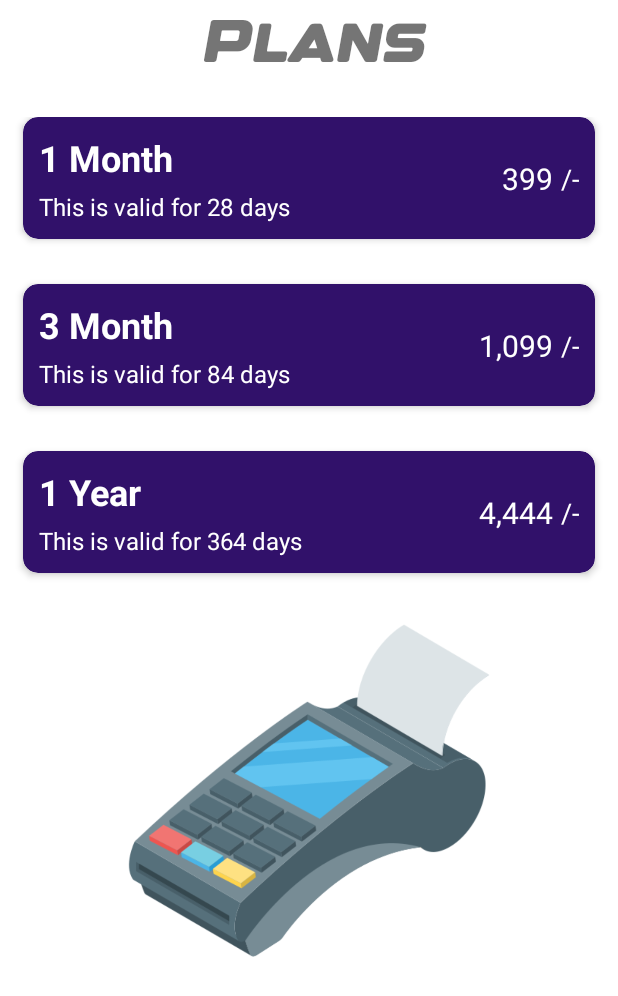
After one commit to karan4ss/ShopBillInventory, an Android app: the PaymentPlansActivity screen opened directly, with no data from a screen before it, on a phone screen of 412 x 824 dp. The commit adds this screen. Shown: the top 996 px of the screen. Run offline under Robolectric (Android 15) with nearby library versions, the phone set to English and light mode, and no system bars.

Commit message:
commit by karan after plans page ui  30032024 night

```diff
--- /dev/null
+++ b/app/src/main/java/com/example/shopbillinventory/Adapters/AdapterItemsofBill.kt
@@ -0,0 +1,29 @@
+package com.example.shopbillinventory.Adapters
+
+import android.content.Context
+import android.view.View
+import android.view.ViewGroup
+import androidx.appcompat.view.menu.ActionMenuItemView
+import androidx.appcompat.view.menu.MenuView.ItemView
+import androidx.recyclerview.widget.RecyclerView
+
+class AdapterItemsofBill(private val context: Context, private val dataList: List<String>) :
+    RecyclerView.Adapter<AdapterItemsofBill.MyViewHolder>() {
+
+
+    override fun onCreateViewHolder(parent: ViewGroup, viewType: Int): MyViewHolder {
+        TODO("Not yet implemented")
+    }
+
+    override fun onBindViewHolder(holder: MyViewHolder, position: Int) {
+        TODO("Not yet implemented")
+    }
+
+    override fun getItemCount(): Int {
+        TODO("Not yet implemented")
+    }
+
+    class MyViewHolder(itemView: View) : RecyclerView.ViewHolder(itemView) {
+
+    }
+}
--- a/app/src/main/java/com/example/shopbillinventory/DashboardActivity.kt
+++ b/app/src/main/java/com/example/shopbillinventory/DashboardActivity.kt
@@ -3,6 +3,7 @@ package com.example.shopbillinventory
 import android.content.Intent
 import androidx.appcompat.app.AppCompatActivity
 import android.os.Bundle
+import android.view.View
 import androidx.fragment.app.Fragment
 import com.example.shopbillinventory.Fragments.DashboardFragment
 import com.example.shopbillinventory.Fragments.Fragment_BillPaymentHistory
@@ -18,6 +19,8 @@ class DashboardActivity : AppCompatActivity() {
         super.onCreate(savedInstanceState)
         binding = ActivityDashboardBinding.inflate(layoutInflater)
         setContentView(binding.root)
+        val includedLayout = findViewById<View>(R.id.includeToolbar)
+
         supportFragmentManager.beginTransaction()
             .replace(R.id.body_container, DashboardFragment())
             .commit()
@@ -29,18 +32,23 @@ class DashboardActivity : AppCompatActivity() {
                     supportFragmentManager.beginTransaction()
                         .replace(R.id.body_container, DashboardFragment())
                         .commit()
+
                     true
+
+
                 }
                 R.id.bottom_nav_bill_history -> {
                     supportFragmentManager.beginTransaction()
                         .replace(R.id.body_container, Fragment_BillPaymentHistory())
                         .commit()
+
                     true
                 }
                 R.id.bottom_nav_bussprofile -> {
                     supportFragmentManager.beginTransaction()
                         .replace(R.id.body_container, Fragment_Bussiness_info())
                         .commit()
+
                     true
                 }
                 else -> false
--- a/app/src/main/java/com/example/shopbillinventory/Fragments/DashboardFragment.kt
+++ b/app/src/main/java/com/example/shopbillinventory/Fragments/DashboardFragment.kt
@@ -7,7 +7,9 @@ import android.view.LayoutInflater
 import android.view.View
 import android.view.ViewGroup
 import com.example.shopbillinventory.BillingDataActivity
+import com.example.shopbillinventory.PaymentPlansActivity
 import com.example.shopbillinventory.R
+import com.example.shopbillinventory.ScannerActivity
 import com.example.shopbillinventory.databinding.FragmentDashboardBinding
 
 class DashboardFragment : Fragment() {
@@ -18,15 +20,20 @@ class DashboardFragment : Fragment() {
     }
 
     override fun onCreateView(
-        inflater: LayoutInflater, container: ViewGroup?,
-        savedInstanceState: Bundle?
+        inflater: LayoutInflater, container: ViewGroup?, savedInstanceState: Bundle?
     ): View? {
         // Inflate the layout for this fragment
         binding = FragmentDashboardBinding.inflate(inflater, container, false)
         val view = binding.root
 
+        binding.includeToolbar.tvToolbarTitle.setText("Counter Billing")
+        binding.includeToolbar.ivtoolbarBackicon.visibility = View.GONE
+        binding.includeToolbar.ivToolbarPlansIcon.setOnClickListener {
+            startActivity(Intent(context, PaymentPlansActivity::class.java))
+        }
+
         binding.cvofBilling.setOnClickListener {
-            val intent = Intent(context, BillingDataActivity::class.java)
+            val intent = Intent(context, ScannerActivity::class.java)
             startActivity(intent)
         }
 
--- /dev/null
+++ b/app/src/main/java/com/example/shopbillinventory/PaymentPlansActivity.kt
@@ -0,0 +1,15 @@
+package com.example.shopbillinventory
+
+import androidx.appcompat.app.AppCompatActivity
+import android.os.Bundle
+import com.example.shopbillinventory.databinding.ActivityPaymentPlansBinding
+
+class PaymentPlansActivity : AppCompatActivity() {
+    private lateinit var paymentPlansBinding: ActivityPaymentPlansBinding
+    override fun onCreate(savedInstanceState: Bundle?) {
+        super.onCreate(savedInstanceState)
+        paymentPlansBinding = ActivityPaymentPlansBinding.inflate(layoutInflater)
+        setContentView(paymentPlansBinding.root)
+
+    }
+}
--- /dev/null
+++ b/app/src/main/res/drawable/ic_back.xml
@@ -0,0 +1,5 @@
+<vector android:autoMirrored="true" android:height="24dp"
+    android:tint="#000000" android:viewportHeight="24"
+    android:viewportWidth="24" android:width="24dp" xmlns:android="http://schemas.android.com/apk/res/android">
+    <path android:fillColor="@android:color/white" android:pathData="M20,11H7.83l5.59,-5.59L12,4l-8,8 8,8 1.41,-1.41L7.83,13H20v-2z"/>
+</vector>
--- a/app/src/main/res/layout/activity_dashboard.xml
+++ b/app/src/main/res/layout/activity_dashboard.xml
@@ -2,11 +2,13 @@
 <RelativeLayout xmlns:android="http://schemas.android.com/apk/res/android"
     xmlns:app="http://schemas.android.com/apk/res-auto"
     xmlns:tools="http://schemas.android.com/tools"
-    android:id="@+id/body_container"
     android:layout_width="match_parent"
     android:layout_height="match_parent"
     android:background="@color/light_white"
+    android:id="@+id/body_container"
     tools:context=".DashboardActivity">
+
+
 
     <com.google.android.material.bottomnavigation.BottomNavigationView
         android:id="@+id/bottom_navigation_view"
--- /dev/null
+++ b/app/src/main/res/layout/activity_payment_plans.xml
@@ -0,0 +1,245 @@
+<?xml version="1.0" encoding="utf-8"?>
+<androidx.constraintlayout.widget.ConstraintLayout xmlns:android="http://schemas.android.com/apk/res/android"
+    xmlns:app="http://schemas.android.com/apk/res-auto"
+    xmlns:tools="http://schemas.android.com/tools"
+    android:layout_width="match_parent"
+    android:layout_height="match_parent"
+    tools:context=".PaymentPlansActivity">
+
+
+    <TextView
+        android:id="@+id/tvPlans"
+        android:layout_width="match_parent"
+        android:layout_height="wrap_content"
+        android:layout_marginStart="8dp"
+        android:fontFamily="@font/designer"
+        android:gravity="center"
+        android:text="Plans"
+        android:textSize="40dp"
+        app:layout_constraintEnd_toEndOf="parent"
+        app:layout_constraintStart_toStartOf="parent"
+        app:layout_constraintTop_toTopOf="parent" />
+
+
+    <ScrollView
+        android:layout_width="match_parent"
+        android:layout_height="wrap_content"
+        app:layout_constraintTop_toBottomOf="@+id/tvPlans">
+
+        <androidx.constraintlayout.widget.ConstraintLayout
+            android:layout_width="match_parent"
+            android:layout_height="match_parent"
+            android:layout_marginVertical="25dp">
+
+            <androidx.cardview.widget.CardView
+                android:id="@+id/cvoneMonth"
+                android:layout_width="match_parent"
+                android:layout_height="wrap_content"
+                android:layout_marginHorizontal="15dp"
+                app:cardBackgroundColor="@color/bussinesscard_bg_color"
+                app:cardCornerRadius="10dp"
+                app:cardElevation="3dp"
+                app:layout_constraintTop_toTopOf="parent">
+
+                <androidx.constraintlayout.widget.ConstraintLayout
+                    android:layout_width="match_parent"
+                    android:layout_height="match_parent"
+                    android:layout_margin="5dp"
+                    android:padding="5dp">
+
+                    <TextView
+                        android:id="@+id/tvOneMonth"
+                        android:layout_width="wrap_content"
+                        android:layout_height="wrap_content"
+                        android:text="@string/oneMonth"
+                        android:textColor="@color/white"
+                        android:textSize="24sp"
+                        android:textStyle="bold"
+                        app:layout_constraintStart_toStartOf="parent"
+                        app:layout_constraintTop_toTopOf="parent" />
+
+                    <TextView
+                        android:id="@+id/tvOneMonthDescription"
+                        android:layout_width="wrap_content"
+                        android:layout_height="wrap_content"
+                        android:layout_marginTop="5dp"
+                        android:text="@string/onemonthDesc"
+                        android:textColor="@color/white"
+                        android:textSize="16sp"
+                        app:layout_constraintStart_toStartOf="parent"
+                        app:layout_constraintTop_toBottomOf="@+id/tvOneMonth" />
+
+                    <TextView
+                        android:id="@+id/tvOnemontAmount"
+                        android:layout_width="wrap_content"
+                        android:layout_height="wrap_content"
+                        android:layout_marginEnd="5dp"
+                        android:text="@string/oneMonthAmt"
+                        android:textColor="@color/white"
+                        android:textSize="20sp"
+                        app:layout_constraintBottom_toBottomOf="@+id/tvOneMonthDescription"
+                        app:layout_constraintRight_toLeftOf="@+id/tvmrpslash"
+                        app:layout_constraintTop_toTopOf="@+id/tvOneMonth" />
+
+                    <TextView
+                        android:id="@+id/tvmrpslash"
+                        android:layout_width="wrap_content"
+                        android:layout_height="wrap_content"
+                        android:text="/-"
+                        android:textColor="@color/white"
+                        android:textSize="18sp"
+                        app:layout_constraintBottom_toBottomOf="@+id/tvOneMonthDescription"
+                        app:layout_constraintEnd_toEndOf="parent"
+                        app:layout_constraintTop_toTopOf="@+id/tvOneMonth" />
+
+                </androidx.constraintlayout.widget.ConstraintLayout>
+
+            </androidx.cardview.widget.CardView>
+
+            <androidx.cardview.widget.CardView
+                android:id="@+id/cvThreeMonth"
+                android:layout_width="match_parent"
+                android:layout_height="wrap_content"
+                android:layout_marginHorizontal="15dp"
+                android:layout_marginTop="30dp"
+                app:cardBackgroundColor="@color/bussinesscard_bg_color"
+                app:cardCornerRadius="10dp"
+                app:cardElevation="3dp"
+                app:layout_constraintTop_toBottomOf="@+id/cvoneMonth">
+
+                <androidx.constraintlayout.widget.ConstraintLayout
+                    android:layout_width="match_parent"
+                    android:layout_height="match_parent"
+                    android:layout_margin="5dp"
+                    android:padding="5dp">
+
+                    <TextView
+                        android:id="@+id/tvThreeMonth"
+                        android:layout_width="wrap_content"
+                        android:layout_height="wrap_content"
+                        android:text="@string/threeMonths"
+                        android:textColor="@color/white"
+                        android:textSize="24sp"
+                        android:textStyle="bold"
+                        app:layout_constraintStart_toStartOf="parent"
+                        app:layout_constraintTop_toTopOf="parent" />
+
+                    <TextView
+                        android:id="@+id/tvThreeMonthDescription"
+                        android:layout_width="wrap_content"
+                        android:layout_height="wrap_content"
+                        android:layout_marginTop="5dp"
+                        android:text="@string/threemonthDesc"
+                        android:textColor="@color/white"
+                        android:textSize="16sp"
+                        app:layout_constraintStart_toStartOf="parent"
+                        app:layout_constraintTop_toBottomOf="@+id/tvThreeMonth" />
+
+                    <TextView
+                        android:id="@+id/tvThreeMonthAmount"
+                        android:layout_width="wrap_content"
+                        android:layout_height="wrap_content"
+                        android:layout_marginEnd="5dp"
+                        android:text="@string/ThreeMonthsAmt"
+                        android:textColor="@color/white"
+                        android:textSize="20sp"
+                        app:layout_constraintBottom_toBottomOf="@+id/tvThreeMonthDescription"
+                        app:layout_constraintRight_toLeftOf="@+id/tvmrpslash1"
+                        app:layout_constraintTop_toTopOf="@+id/tvThreeMonth" />
+
+                    <TextView
+                        android:id="@+id/tvmrpslash1"
+                        android:layout_width="wrap_content"
+                        android:layout_height="wrap_content"
+                        android:text="/-"
+                        android:textColor="@color/white"
+                        android:textSize="18sp"
+                        app:layout_constraintBottom_toBottomOf="@+id/tvThreeMonthDescription"
+                        app:layout_constraintEnd_toEndOf="parent"
+                        app:layout_constraintTop_toTopOf="@+id/tvThreeMonth" />
+
+                </androidx.constraintlayout.widget.ConstraintLayout>
+
+            </androidx.cardview.widget.CardView>
+
+            <androidx.cardview.widget.CardView
+                android:id="@+id/cvOneYear"
+                android:layout_width="match_parent"
+                android:layout_height="wrap_content"
+                android:layout_marginHorizontal="15dp"
+                android:layout_marginTop="30dp"
+                app:cardBackgroundColor="@color/bussinesscard_bg_color"
+                app:cardCornerRadius="10dp"
+                app:cardElevation="3dp"
+                app:layout_constraintTop_toBottomOf="@+id/cvThreeMonth">
+
+                <androidx.constraintlayout.widget.ConstraintLayout
+                    android:layout_width="match_parent"
+                    android:layout_height="match_parent"
+                    android:layout_margin="5dp"
+                    android:padding="5dp">
+
+                    <TextView
+                        android:id="@+id/tvOneYear"
+                        android:layout_width="wrap_content"
+                        android:layout_height="wrap_content"
+                        android:text="@string/oneYear"
+                        android:textColor="@color/white"
+                        android:textSize="24sp"
+                        android:textStyle="bold"
+                        app:layout_constraintStart_toStartOf="parent"
+                        app:layout_constraintTop_toTopOf="parent" />
+
+                    <TextView
+                        android:id="@+id/tvOneYearDescription"
+                        android:layout_width="wrap_content"
+                        android:layout_height="wrap_content"
+                        android:layout_marginTop="5dp"
+                        android:text="@string/oneyearDesc"
+                        android:textColor="@color/white"
+                        android:textSize="16sp"
+                        app:layout_constraintStart_toStartOf="parent"
+                        app:layout_constraintTop_toBottomOf="@+id/tvOneYear" />
+
+                    <TextView
+                        android:id="@+id/tvOneYearAmount"
+                        android:layout_width="wrap_content"
+                        android:layout_height="wrap_content"
+                        android:layout_marginEnd="5dp"
+                        android:text="@string/oneYearAmt"
+                        android:textColor="@color/white"
+                        android:textSize="20sp"
+                        app:layout_constraintBottom_toBottomOf="@+id/tvOneYearDescription"
+                        app:layout_constraintRight_toLeftOf="@+id/tvmrpslash2"
+                        app:layout_constraintTop_toTopOf="@+id/tvOneYear" />
+
+                    <TextView
+                        android:id="@+id/tvmrpslash2"
+                        android:layout_width="wrap_content"
+                        android:layout_height="wrap_content"
+                        android:text="/-"
+                        android:textColor="@color/white"
+                        android:textSize="18sp"
+                        app:layout_constraintBottom_toBottomOf="@+id/tvOneYearDescription"
+                        app:layout_constraintEnd_toEndOf="parent"
+                        app:layout_constraintTop_toTopOf="@+id/tvOneYear" />
+
+                </androidx.constraintlayout.widget.ConstraintLayout>
+
+            </androidx.cardview.widget.CardView>
+
+
+            <ImageView
+                android:layout_width="match_parent"
+                android:layout_height="250dp"
+                android:layout_marginHorizontal="10dp"
+                android:layout_marginTop="20dp"
+                android:src="@drawable/pos_terminal"
+                app:layout_constraintBottom_toBottomOf="parent"
+                app:layout_constraintTop_toBottomOf="@+id/cvOneYear" />
+        </androidx.constraintlayout.widget.ConstraintLayout>
+
+
+    </ScrollView>
+
+</androidx.constraintlayout.widget.ConstraintLayout>
--- a/app/src/main/res/layout/activity_scanner.xml
+++ b/app/src/main/res/layout/activity_scanner.xml
@@ -9,7 +9,7 @@
     <com.budiyev.android.codescanner.CodeScannerView
         android:id="@+id/ScannerView"
         android:layout_width="match_parent"
-        android:layout_height="wrap_content"
+        android:layout_height="300dp"
         app:autoFocusButtonColor="@android:color/white"
         app:autoFocusButtonVisible="true"
         app:flashButtonColor="@android:color/white"
@@ -25,4 +25,26 @@
         app:layout_constraintTop_toTopOf="parent"
         app:maskColor="#77000000" />
 
+    <ScrollView
+        android:layout_width="match_parent"
+        android:layout_height="0dp"
+        app:layout_constraintTop_toBottomOf="@+id/ScannerView">
+
+        <androidx.constraintlayout.widget.ConstraintLayout
+            android:layout_width="match_parent"
+            android:layout_height="match_parent"
+            android:layout_marginHorizontal="8dp"
+            android:layout_marginTop="10dp">
+
+            <androidx.recyclerview.widget.RecyclerView
+                android:id="@+id/rvItemAddedtoBill"
+                android:layout_width="match_parent"
+                android:layout_height="match_parent"
+                android:layout_marginTop="10dp"
+                app:layout_constraintTop_toTopOf="parent" />
+
+        </androidx.constraintlayout.widget.ConstraintLayout>
+    </ScrollView>
+
+
 </androidx.constraintlayout.widget.ConstraintLayout>
--- /dev/null
+++ b/app/src/main/res/layout/custom_toolbar.xml
@@ -0,0 +1,42 @@
+<?xml version="1.0" encoding="utf-8"?>
+<androidx.constraintlayout.widget.ConstraintLayout
+        xmlns:android="http://schemas.android.com/apk/res/android"
+        xmlns:app="http://schemas.android.com/apk/res-auto"
+        android:layout_width="match_parent"
+        android:layout_height="?actionBarSize"
+        android:background="@color/purple_200">
+
+        <com.makeramen.roundedimageview.RoundedImageView
+            android:id="@+id/ivToolbarPlansIcon"
+            android:layout_width="35dp"
+            android:layout_height="30dp"
+            android:layout_marginEnd="8dp"
+            android:src="@drawable/secured"
+            app:layout_constraintBottom_toBottomOf="parent"
+            app:layout_constraintEnd_toEndOf="parent"
+            app:layout_constraintTop_toTopOf="parent"
+            app:riv_corner_radius="2dp" />
+
+        <ImageView
+            android:id="@+id/ivtoolbarBackicon"
+            android:layout_width="30dp"
+            android:layout_height="30dp"
+            android:layout_marginStart="10dp"
+            android:src="@drawable/ic_back"
+            app:layout_constraintBottom_toBottomOf="parent"
+            app:layout_constraintStart_toStartOf="parent"
+            app:layout_constraintTop_toTopOf="parent" />
+
+        <TextView
+            android:id="@+id/tvToolbarTitle"
+            android:layout_width="wrap_content"
+            android:layout_height="wrap_content"
+            android:layout_marginStart="8dp"
+            android:text="toolbar_title"
+            android:textSize="18sp"
+            android:textStyle="bold"
+            app:layout_constraintBottom_toBottomOf="parent"
+            app:layout_constraintLeft_toRightOf="@+id/ivtoolbarBackicon"
+            app:layout_constraintTop_toTopOf="parent" />
+
+    </androidx.constraintlayout.widget.ConstraintLayout>
--- a/app/src/main/res/layout/fragment_dashboard.xml
+++ b/app/src/main/res/layout/fragment_dashboard.xml
@@ -12,13 +12,20 @@
         android:layout_height="match_parent"
         tools:context=".DashboardActivity">
 
+        <include
+            android:id="@+id/includeToolbar"
+            layout="@layout/custom_toolbar"
+            android:layout_width="match_parent"
+            android:layout_height="?actionBarSize"
+            android:layout_alignParentTop="true" />
+
         <androidx.cardview.widget.CardView
             android:id="@+id/cvofBussinessCard"
             android:layout_width="match_parent"
             android:layout_height="wrap_content"
             android:layout_margin="10dp"
             app:cardBackgroundColor="@color/bussinesscard_bg_color"
-            app:layout_constraintTop_toTopOf="parent">
+            app:layout_constraintTop_toBottomOf="@+id/includeToolbar">
 
             <androidx.constraintlayout.widget.ConstraintLayout
                 android:layout_width="match_parent"
--- a/app/src/main/res/values/colors.xml
+++ b/app/src/main/res/values/colors.xml
@@ -14,4 +14,6 @@
     <color name="red">#FF0000</color>
     <color name="bussinesscard_bg_color">#31116A</color>
     <color name="transparent">#88888888</color>
+
+
 </resources>
--- a/app/src/main/res/values/strings.xml
+++ b/app/src/main/res/values/strings.xml
@@ -6,6 +6,16 @@
     <string name="dashboard">Dashboard</string>
     <string name="billhistory">Bill History</string>
     <string name="BussInfo">Buss Info</string>
+    <string name="oneMonth">1 Month</string>
+    <string name="threeMonths">3 Month</string>
+    <string name="oneYear">1 Year</string>
+    <string name="oneMonthAmt">399</string>
+    <string name="ThreeMonthsAmt">1,099</string>
+    <string name="oneYearAmt">4,444</string>
+    <string name="onemonthDesc">This is valid for 28 days</string>
+    <string name="threemonthDesc">This is valid for 84 days</string>
+    <string name="oneyearDesc">This is valid for 364 days</string>
+
     <!-- TODO: Remove or change this placeholder text -->
     <string name="hello_blank_fragment">Hello blank fragment</string>
 </resources>
```
Also changed, not shown: app/src/main/AndroidManifest.xml (+7 -0 lines), app/src/main/res/drawable/pos_terminal.png (added), app/src/main/res/drawable/secured.png (added).
